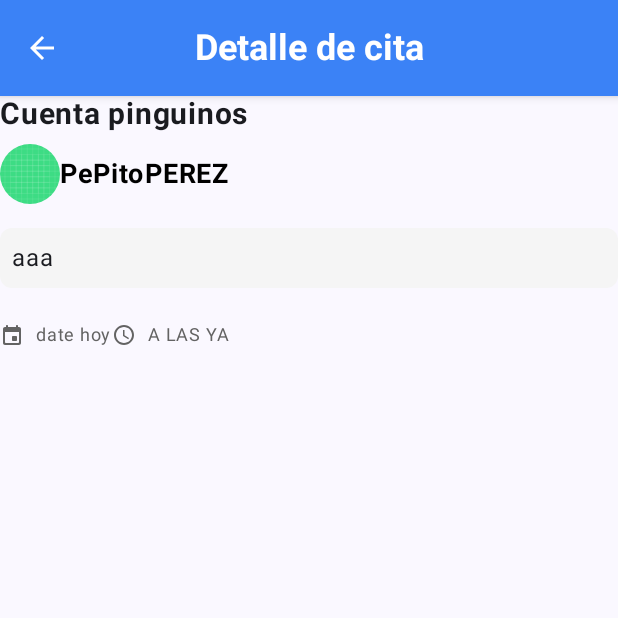
After one commit to Easy-Job-Organization/android-easyjob, an Android app built with Jetpack Compose: the composable AppointmentDetailsScreen called with empty values, on a phone screen of 412 x 824 dp, the top half of it. The commit adds this screen. Run offline under Robolectric (Android 15) with nearby library versions, the phone set to English and light mode, and no system bars; our stand-ins replace Dagger/Hilt's generated code, livedata-compose; network calls fail; pictures from the network do not load.

Commit message:
Pantalla fea por ahora

```diff
--- /dev/null
+++ b/app/src/main/java/com/easyjob/jetpack/screens/AppointmentDetailsScreen.kt
@@ -0,0 +1,205 @@
+package com.easyjob.jetpack.screens
+
+import androidx.compose.foundation.background
+import androidx.compose.foundation.layout.Arrangement
+import androidx.compose.foundation.layout.Box
+import androidx.compose.foundation.layout.Column
+import androidx.compose.foundation.layout.Row
+import androidx.compose.foundation.layout.Spacer
+import androidx.compose.foundation.layout.fillMaxSize
+import androidx.compose.foundation.layout.fillMaxWidth
+import androidx.compose.foundation.layout.padding
+import androidx.compose.foundation.layout.size
+import androidx.compose.foundation.shape.CircleShape
+import androidx.compose.foundation.shape.RoundedCornerShape
+import androidx.compose.material.icons.Icons
+import androidx.compose.material.icons.outlined.AccessTime
+import androidx.compose.material.icons.rounded.Event
+import androidx.compose.material3.CircularProgressIndicator
+import androidx.compose.material3.ExperimentalMaterial3Api
+import androidx.compose.material3.Icon
+import androidx.compose.material3.Scaffold
+import androidx.compose.material3.Text
+import androidx.compose.material3.TopAppBarDefaults
+import androidx.compose.material3.rememberTopAppBarState
+import androidx.compose.runtime.Composable
+import androidx.compose.runtime.LaunchedEffect
+import androidx.compose.runtime.getValue
+import androidx.compose.runtime.livedata.observeAsState
+import androidx.compose.ui.Alignment
+import androidx.compose.ui.Modifier
+import androidx.compose.ui.draw.clip
+import androidx.compose.ui.graphics.Color
+import androidx.compose.ui.input.nestedscroll.nestedScroll
+import androidx.compose.ui.layout.ContentScale
+import androidx.compose.ui.res.painterResource
+import androidx.compose.ui.text.font.FontWeight
+import androidx.compose.ui.unit.dp
+import androidx.compose.ui.unit.sp
+import androidx.hilt.navigation.compose.hiltViewModel
+import androidx.navigation.NavController
+import androidx.navigation.compose.rememberNavController
+import coil.compose.AsyncImage
+import com.easyjob.jetpack.R
+import com.easyjob.jetpack.ui.theme.components.PrimaryButton
+import com.easyjob.jetpack.ui.theme.components.SecondaryButton
+import com.easyjob.jetpack.ui.theme.components.Topbar
+import com.easyjob.jetpack.viewmodels.AppointmentViewModel
+import com.easyjob.jetpack.viewmodels.CreateAppointmentDTO
+
+
+@OptIn(ExperimentalMaterial3Api::class)
+@Composable
+fun AppointmentDetailsScreen(
+    navController: NavController = rememberNavController(),
+    appointmentDetailsViewModel: AppointmentViewModel = hiltViewModel(), //Cambiar por el bueno
+    id: String
+) {
+    val scrollBehavior = TopAppBarDefaults.pinnedScrollBehavior(rememberTopAppBarState())
+
+    LaunchedEffect(Unit) {
+        //appointmentDetailsViewModel.loadAppointmentDetails()
+    }
+
+    //val appointment by appointmentDetailsViewModel
+    //val role by appointmentViewModel.role.observeAsState("")
+    val status = "Terminada"
+
+
+
+    Scaffold(
+        modifier = Modifier
+            .fillMaxSize()
+            .nestedScroll(scrollBehavior.nestedScrollConnection),
+
+        topBar = {
+            Topbar(
+                title = "Detalle de cita",
+                scrollBehavior = scrollBehavior,
+                navController = navController,
+                isBack = true,
+            )
+        },
+    ) { innerPadding ->
+
+        Column(
+            modifier = Modifier
+                .fillMaxSize()
+                .padding(innerPadding)
+        ) {
+            //TITULO
+            Text(
+                text = "Cuenta pinguinos",//appointment.service.title,
+                fontSize = 20.sp,
+                fontWeight = FontWeight.Bold,
+                modifier = Modifier.padding(bottom = 8.dp)
+            )
+            //NOMBRE Y FOTO DEL CLIENTE/PROFESIONAL
+            Row(
+                verticalAlignment = Alignment.CenterVertically,
+                modifier = Modifier.padding(bottom = 16.dp)
+            ) {
+                AsyncImage(
+                    model = "review.professional?.photo_url,", //if (role.equals("client")) appointment.professional?.photo_url else appointment.client.photo_url,
+                    contentDescription = "PePito", //if (role.equals("client")) appointment.professional?.name else appointment.client.name,
+                    modifier = Modifier
+                        .clip(CircleShape)
+                        .size(40.dp),
+                    contentScale = ContentScale.Crop,
+                    error = painterResource(R.drawable.ic_launcher_background)
+                )
+                Text(
+                    text = "PePito", //if (role.equals("client")) appointment.professional?.name else appointment.client.name,
+                    color = Color.Black,
+                    fontWeight = FontWeight.Bold,
+                    fontSize = 18.sp
+                )
+
+                Text(
+                    text = "PEREZ", //if (role.equals("client")) appointment.professional?.last_name else appointment.client.last_name,
+                    color = Color.Black,
+                    fontWeight = FontWeight.Bold,
+                    fontSize = 18.sp
+                )
+            }
+
+            // Descripción
+            Text(
+                text = "aaa",//appointment.description,
+                fontSize = 16.sp,
+                modifier = Modifier
+                    .fillMaxWidth()
+                    .padding(bottom = 16.dp)
+                    .background(Color(0xFFF5F5F5), shape = RoundedCornerShape(8.dp))
+                    .padding(8.dp)
+            )
+
+            Row(
+                verticalAlignment = Alignment.CenterVertically,
+                modifier = Modifier.padding(bottom = 16.dp)
+            ) {
+                Icon(
+                    imageVector = Icons.Rounded.Event,
+                    contentDescription = "Calendar Icon",
+                    tint = Color(0xFF636363),
+                    modifier = Modifier
+                        .size(24.dp)
+                        .padding(end = 8.dp)
+                )
+
+                Text(
+                    fontWeight = FontWeight.Normal,
+                    fontSize = 12.sp,
+                    color = Color(0xFF636363),
+                    text = "date hoy",
+                    lineHeight = 30.sp
+                )
+
+                Icon(
+                    imageVector = Icons.Outlined.AccessTime,
+                    contentDescription = "Clock Icon",
+                    tint = Color(0xFF636363),
+                    modifier = Modifier
+                        .size(24.dp)
+                        .padding(end = 8.dp)
+                )
+
+                Text(
+                    fontWeight = FontWeight.Normal,
+                    fontSize = 12.sp,
+                    color = Color(0xFF636363),
+                    text = "A LAS YA",
+                    lineHeight = 30.sp
+                )
+            }
+
+            Spacer(modifier = Modifier.weight(1f))
+
+            if (status != "Cancelada" && status != "Terminada")
+            {
+                Row(
+                    modifier = Modifier
+                        .fillMaxWidth(),
+                    horizontalArrangement = Arrangement.SpaceEvenly
+                ) {
+                    if (status == "Pendiente") {
+                        SecondaryButton(text = "Cancelar", onClick = { navController.popBackStack()}, width = 200)
+
+                        PrimaryButton(
+                            text = "Agendar",
+                            onClick = {
+                                navController.popBackStack()
+                            },
+                            width = 200)
+                    } else if (status == "Aceptada") {
+                        SecondaryButton(text = "Cancelar", onClick = { navController.popBackStack()}, width = 200)
+                    }
+                }
+            }
+
+
+        }
+
+    }
+
+}
```
Also changed, not shown: app/src/main/java/com/easyjob/jetpack/screens/AppointmentScreen.kt (+5 -2 lines), app/src/main/java/com/easyjob/jetpack/screens/HomeProfessionalScreen.kt (+7 -1 lines), app/src/main/java/com/easyjob/jetpack/screens/HomeScreen.kt (+7 -1 lines), app/src/main/java/com/easyjob/jetpack/ui/theme/components/Card.kt (+6 -1 lines).
